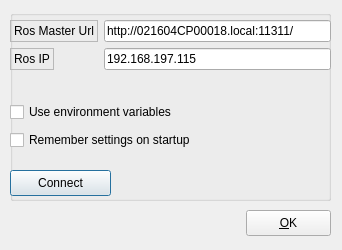
Above: ui/roscommdialog.ui from JoaoQPereira/motion_manager before the change. Below: the same form after it.
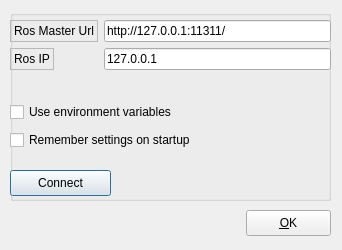
That is the form after the change.

Patch:
```diff
--- a/ui/roscommdialog.ui
+++ b/ui/roscommdialog.ui
@@ -88,7 +88,7 @@
      <item row="0" column="1">
       <widget class="QLineEdit" name="line_edit_master">
        <property name="text">
-        <string>http://021604CP00018.local:11311/</string>
+        <string>http://127.0.0.1:11311/</string>
        </property>
       </widget>
      </item>
@@ -108,7 +108,7 @@
      <item row="1" column="1">
       <widget class="QLineEdit" name="line_edit_host">
        <property name="text">
-        <string>192.168.197.115</string>
+        <string>127.0.0.1</string>
        </property>
       </widget>
      </item>
```
